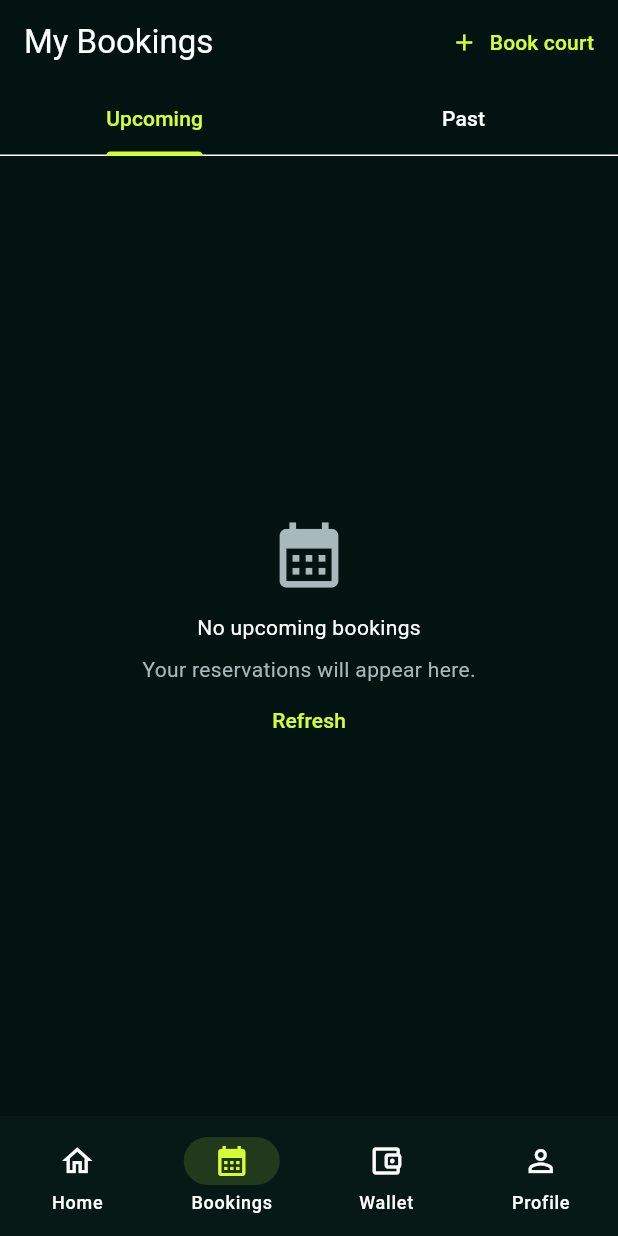
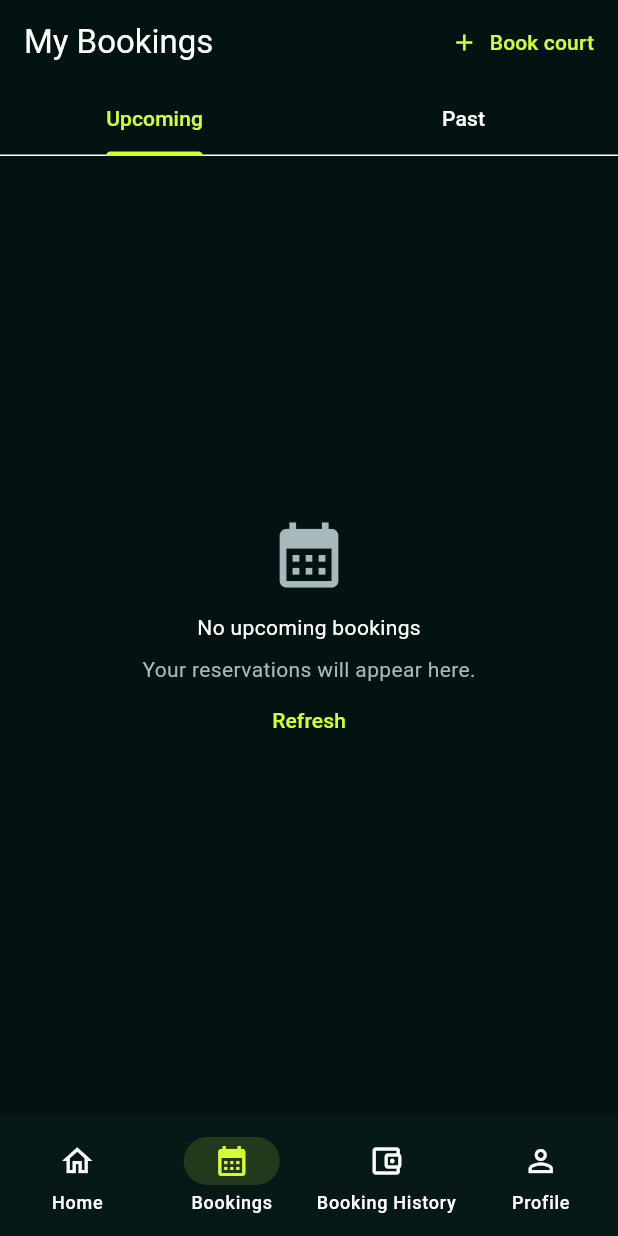
Before and after one commit to Ken-rookie/3kings-reservation-app, a Flutter app: the screen it shows once a user with an empty profile is signed in, scrolled down 123 dp, after a tap on "My Bookings", on a phone screen of 412 x 824 dp. Run offline on Flutter 3.47's test engine with Material 3 defaults, Android fonts, the phone set to English and light mode, and no system bars; our stand-ins replace app_links, supabase_flutter; accounts and stored records are empty; network calls fail.

Commit message:
Show all bookings in booking history

```diff
--- a/lib/main.dart
+++ b/lib/main.dart
@@ -565,7 +565,7 @@ class _MainShellState extends State<MainShell> {
           NavigationDestination(
             icon: Icon(Icons.account_balance_wallet_outlined),
             selectedIcon: Icon(Icons.account_balance_wallet, color: lime),
-            label: 'Wallet',
+            label: 'Booking History',
           ),
           NavigationDestination(
             icon: Icon(Icons.person_outline),
@@ -1389,8 +1389,9 @@ class _BookingScreenState extends State<BookingScreen> {
 
 class BookingListScreen extends StatefulWidget {
   final bool past;
-
-  const BookingListScreen({super.key, required this.past});
+  final bool all;
+
+  const BookingListScreen({super.key, required this.past, this.all = false});
 
   @override
   State<BookingListScreen> createState() => _BookingListScreenState();
@@ -1402,12 +1403,12 @@ class _BookingListScreenState extends State<BookingListScreen> {
   @override
   void initState() {
     super.initState();
-    future = SupabaseService.instance.getMyBookings(past: widget.past);
+    future = SupabaseService.instance.getMyBookings(past: widget.past, all: widget.all);
   }
 
   Future<void> reload() async {
     if (!mounted) return;
-    final next = SupabaseService.instance.getMyBookings(past: widget.past);
+    final next = SupabaseService.instance.getMyBookings(past: widget.past, all: widget.all);
     setState(() {
       future = next;
     });
@@ -1511,7 +1512,7 @@ class _BookingListScreenState extends State<BookingListScreen> {
               children: [
                 const Icon(Icons.calendar_month, size: 52, color: muted),
                 const SizedBox(height: 12),
-                Text(widget.past ? 'No past bookings' : 'No upcoming bookings'),
+                Text(widget.all ? 'No booking history' : widget.past ? 'No past bookings' : 'No upcoming bookings'),
                 const SizedBox(height: 8),
                 const Text(
                   'Your reservations will appear here.',
@@ -1664,43 +1665,19 @@ class _WalletScreenState extends State<WalletScreen> {
   @override
   Widget build(BuildContext context) {
     return SafeArea(
-      child: ListView(
-        padding: const EdgeInsets.all(18),
+      child: Column(
         children: [
-          const Text(
-            'Wallet',
-            style: TextStyle(fontSize: 28, fontWeight: FontWeight.w900),
-          ),
-          const SizedBox(height: 16),
-          CardPanel(
-            child: Column(
-              crossAxisAlignment: CrossAxisAlignment.start,
-              children: [
-                const Text(
-                  'Payment methods',
-                  style: TextStyle(color: muted),
-                ),
-                const SizedBox(height: 8),
-                const Text(
-                  'Choose a payment method at checkout',
-                  style: TextStyle(fontSize: 18, fontWeight: FontWeight.bold),
-                ),
-                const SizedBox(height: 8),
-                const Text(
-                  'Walk-in · PayMongo hosted checkout',
-                  style: TextStyle(color: muted),
-                ),
-                const SizedBox(height: 12),
-                const Text(
-                  'PayMongo payments are confirmed by a secure server webhook. Walk-in payments are confirmed by court staff.',
-                  style: TextStyle(color: muted, height: 1.5),
-                ),
-              ],
-            ),
-          ),
-          const SizedBox(height: 18),
-          const SectionTitle('Booking payment history'),
-          const SizedBox(height: 360, child: BookingListScreen(past: true)),
+          const Padding(
+            padding: EdgeInsets.fromLTRB(18, 18, 18, 12),
+            child: Align(
+              alignment: Alignment.centerLeft,
+              child: Text(
+                'Booking History',
+                style: TextStyle(fontSize: 28, fontWeight: FontWeight.w900),
+              ),
+            ),
+          ),
+          const Expanded(child: BookingListScreen(past: false, all: true)),
         ],
       ),
     );
--- a/lib/services/supabase_service.dart
+++ b/lib/services/supabase_service.dart
@@ -127,7 +127,7 @@ class SupabaseService {
     throw StateError('PayMongo could not cancel this checkout. Refresh bookings and try again.');
   }
 
-  Future<List<Map<String, dynamic>>> getMyBookings({bool past = false}) async {
+  Future<List<Map<String, dynamic>>> getMyBookings({bool past = false, bool all = false}) async {
     final user = currentUser;
     if (user == null) {
       throw StateError('Sign in to view your bookings.');
@@ -135,12 +135,14 @@ class SupabaseService {
 
     final now = DateTime.now().toUtc().toIso8601String();
     final query = client.from('court_bookings').select().eq('user_id', user.id);
-    final rows = past
+    final rows = all
+      ? await query.order('start_at', ascending: false)
+      : past
         ? await query.lt('end_at', now).order('start_at', ascending: false)
-      : await query
-        .gte('end_at', now)
-        .inFilter('status', ['pending', 'confirmed'])
-        .order('start_at');
+        : await query
+          .gte('end_at', now)
+          .inFilter('status', ['pending', 'confirmed'])
+          .order('start_at');
     return List<Map<String, dynamic>>.from(rows);
   }
 
```
